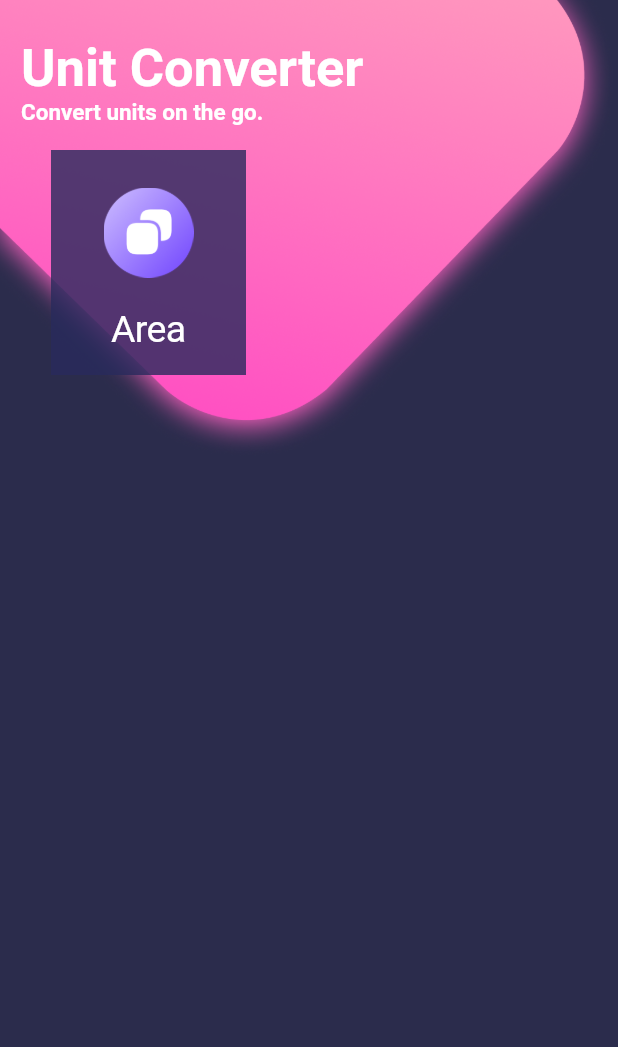
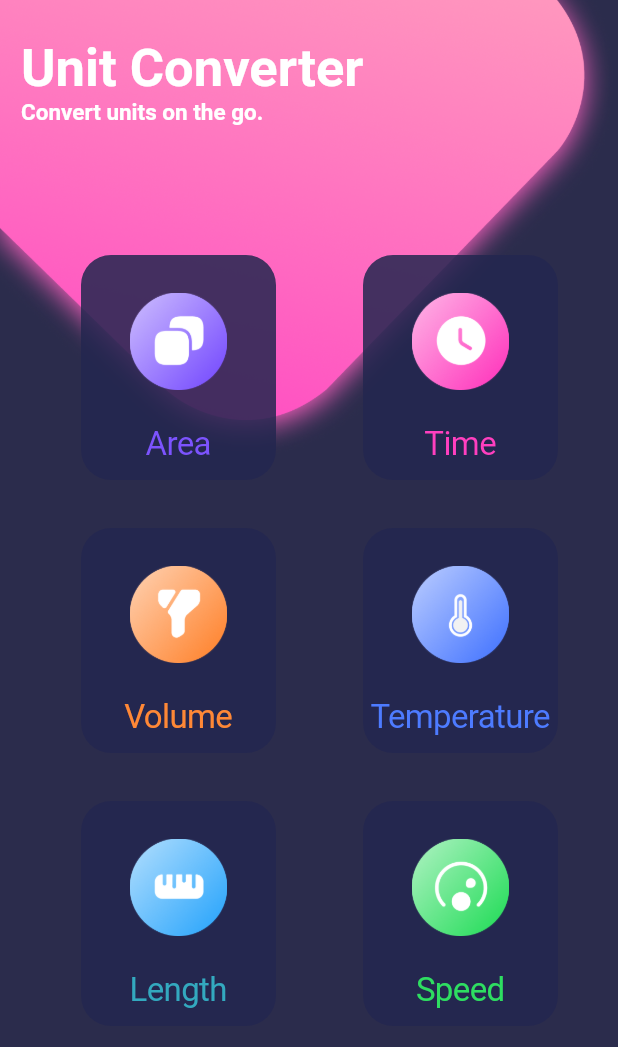
Before and after one commit to em-azhar/unitconverter, a Flutter app: the screen it shows after launch, on a phone screen of 412 x 824 dp. Shown: the top 1047 px of the screen. Run offline on Flutter 3.47's test engine with Material 2 defaults, Android fonts, the phone set to English and light mode, and no system bars.

Commit message:
home page finalized converter page created and navigation done

```diff
--- a/lib/pages/home_page.dart
+++ b/lib/pages/home_page.dart
@@ -1,4 +1,6 @@
+import 'package:flutter/cupertino.dart';
 import 'package:flutter/material.dart';
+import 'package:unitconverter/pages/converter_page.dart';
 import 'package:unitconverter/widgets/quantity_button.dart';
 
 class Home extends StatefulWidget {
@@ -28,8 +30,8 @@ class _HomeState extends State<Home> {
             child: Column(
               mainAxisAlignment: MainAxisAlignment.start,
               crossAxisAlignment: CrossAxisAlignment.start,
-              children: const [
-                Text(
+              children: [
+                const Text(
                   "Unit Converter",
                   style: TextStyle(
                     fontSize: 35,
@@ -37,7 +39,7 @@ class _HomeState extends State<Home> {
                     fontWeight: FontWeight.bold,
                   ),
                 ),
-                Text(
+                const Text(
                   "Convert units on the go.",
                   style: TextStyle(
                     fontSize: 15,
@@ -45,7 +47,122 @@ class _HomeState extends State<Home> {
                     fontWeight: FontWeight.bold,
                   ),
                 ),
-                QuantityButton()
+                Expanded(
+                  child: Padding(
+                    padding:
+                        const EdgeInsets.only(top: 70, left: 20, right: 20),
+                    child: Column(
+                      children: [
+                        Row(
+                          mainAxisAlignment: MainAxisAlignment.spaceBetween,
+                          children: [
+                            QuantityButton(
+                              icon: const AssetImage("assets/icons/area.png"),
+                              quantityName: "Area",
+                              textColor: const Color.fromRGBO(124, 83, 254, 1),
+                              onPressed: () {
+                                Navigator.push(
+                                  context,
+                                  CupertinoPageRoute(
+                                    builder: (context) => const ConverterPage(
+                                      quantityName: "Area",
+                                    ),
+                                  ),
+                                );
+                              },
+                            ),
+                            QuantityButton(
+                              icon: const AssetImage("assets/icons/time.png"),
+                              quantityName: "Time",
+                              textColor: const Color.fromRGBO(255, 63, 191, 1),
+                              onPressed: () {
+                                Navigator.push(
+                                  context,
+                                  CupertinoPageRoute(
+                                    builder: (context) => const ConverterPage(
+                                      quantityName: "Time",
+                                    ),
+                                  ),
+                                );
+                              },
+                            ),
+                          ],
+                        ),
+                        Row(
+                          mainAxisAlignment: MainAxisAlignment.spaceBetween,
+                          children: [
+                            QuantityButton(
+                              icon: const AssetImage("assets/icons/volume.png"),
+                              quantityName: "Volume",
+                              textColor: const Color.fromRGBO(255, 136, 54, 1),
+                              onPressed: () {
+                                Navigator.push(
+                                  context,
+                                  CupertinoPageRoute(
+                                    builder: (context) => const ConverterPage(
+                                      quantityName: "Volume",
+                                    ),
+                                  ),
+                                );
+                              },
+                            ),
+                            QuantityButton(
+                              icon: const AssetImage(
+                                  "assets/icons/temperature.png"),
+                              quantityName: "Temperature",
+                              textColor: const Color.fromRGBO(77, 123, 255, 1),
+                              onPressed: () {
+                                Navigator.push(
+                                  context,
+                                  CupertinoPageRoute(
+                                    builder: (context) => const ConverterPage(
+                                      quantityName: "Temperature",
+                                    ),
+                                  ),
+                                );
+                              },
+                            ),
+                          ],
+                        ),
+                        Row(
+                          mainAxisAlignment: MainAxisAlignment.spaceBetween,
+                          children: [
+                            QuantityButton(
+                              icon: const AssetImage("assets/icons/length.png"),
+                              quantityName: "Length",
+                              textColor: const Color.fromRGBO(51, 169, 191, 1),
+                              onPressed: () {
+                                Navigator.push(
+                                  context,
+                                  CupertinoPageRoute(
+                                    builder: (context) => const ConverterPage(
+                                      quantityName: "Length",
+                                    ),
+                                  ),
+                                );
+                              },
+                            ),
+                            QuantityButton(
+                              icon: const AssetImage("assets/icons/speed.png"),
+                              quantityName: "Speed",
+                              textColor: const Color.fromRGBO(46, 222, 97, 1),
+                              onPressed: () {
+                                Navigator.push(
+                                  context,
+                                  CupertinoPageRoute(
+                                    builder: (context) => const ConverterPage(
+                                      quantityName: "Speed",
+                                    ),
+                                  ),
+                                );
+                              },
+                            ),
+                          ],
+                        )
+                      ],
+                    ),
+                  ),
+                ),
               ],
             ),
           ),
--- a/lib/widgets/quantity_button.dart
+++ b/lib/widgets/quantity_button.dart
@@ -1,40 +1,51 @@
 import 'package:flutter/cupertino.dart';
-import 'package:flutter/material.dart';
 
 class QuantityButton extends StatelessWidget {
-  const QuantityButton({Key? key}) : super(key: key);
+  final VoidCallback onPressed;
+  final AssetImage icon;
+  final String quantityName;
+  final Color textColor;
+
+  const QuantityButton({
+    Key? key,
+    required this.icon,
+    required this.quantityName,
+    required this.textColor,
+    required this.onPressed,
+  }) : super(key: key);
 
   @override
   Widget build(BuildContext context) {
     return CupertinoButton(
       pressedOpacity: 0.9,
-      onPressed: () {},
+      onPressed: onPressed,
       child: Container(
         height: 150,
         width: 130,
         decoration: const BoxDecoration(
-          color: Color.fromRGBO(40, 42, 92, 0.8),
+          color: Color.fromRGBO(35, 38, 79, 0.85),
+          borderRadius: BorderRadius.all(
+            Radius.circular(20),
+          ),
         ),
         child: Column(
-          children: const [
+          children: [
             Padding(
-              padding: EdgeInsets.only(
+              padding: const EdgeInsets.only(
                 top: 25,
-                bottom: 20,
+                bottom: 23,
               ),
               child: Image(
-                height: 60,
-                width: 60,
-                image: AssetImage(
-                  "assets/icons/area.png",
-                ),
+                height: 65,
+                width: 65,
+                image: icon,
               ),
             ),
             Text(
-              "Area",
+              quantityName,
               style: TextStyle(
-                fontSize: 25,
-                color: Colors.white,
+                fontSize: 22,
+                color: textColor,
               ),
             ),
           ],
```
Also changed, not shown: lib/pages/converter_page.dart (added, +26 -0 lines).
